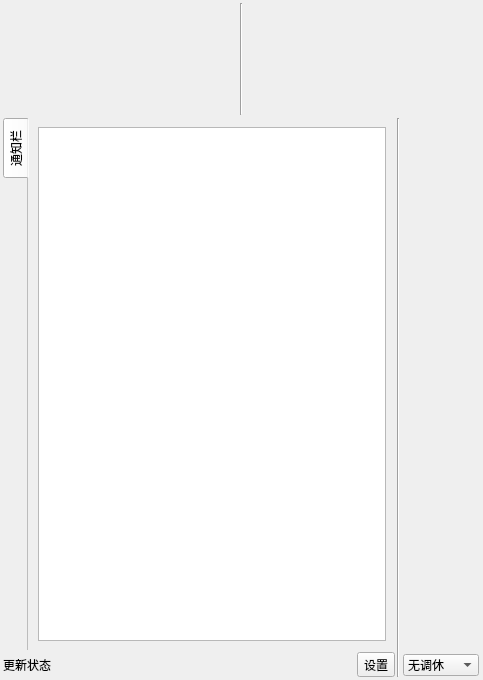
The window that ui/mainwindow.ui (Return-Log/Education-Clock) describes before a commit, drawn with Qt 5.
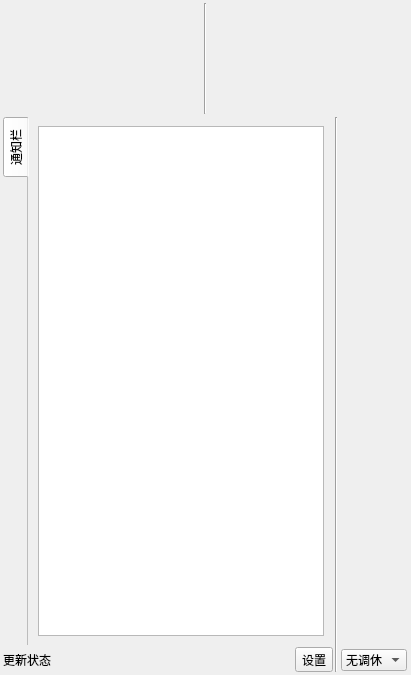
The same window after the commit. Icons and pictures are not drawn.

Patch:
```diff
--- a/ui/mainwindow.ui
+++ b/ui/mainwindow.ui
@@ -9,8 +9,8 @@
    <rect>
     <x>0</x>
     <y>0</y>
-    <width>483</width>
-    <height>680</height>
+    <width>411</width>
+    <height>675</height>
    </rect>
   </property>
   <property name="windowTitle">
```
